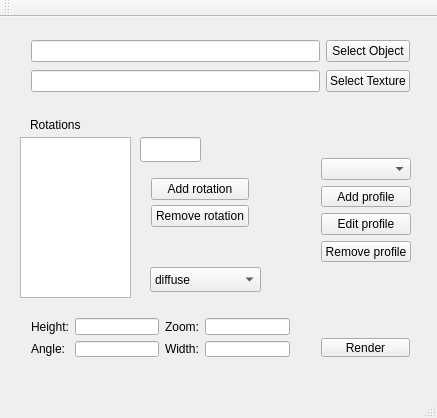
First picture: the form in mainwindow.ui, repository supernugy/Awesome2DGui, before the edit.
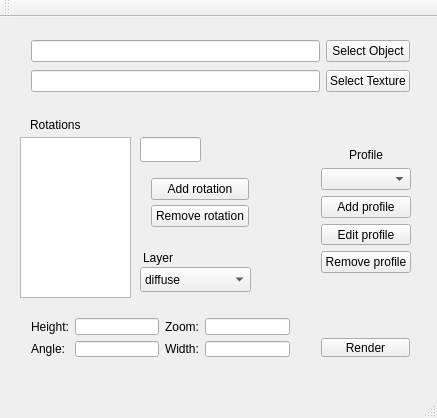
Second picture: the form after the edit.

Patch:
```diff
--- a/mainwindow.ui
+++ b/mainwindow.ui
@@ -211,7 +211,7 @@
    <widget class="QComboBox" name="layersComboBox">
     <property name="geometry">
      <rect>
-      <x>150</x>
+      <x>140</x>
       <y>250</y>
       <width>111</width>
       <height>25</height>
@@ -237,12 +237,22 @@
     <property name="geometry">
      <rect>
       <x>310</x>
-      <y>130</y>
+      <y>120</y>
       <width>112</width>
-      <height>126</height>
+      <height>147</height>
      </rect>
     </property>
     <layout class="QVBoxLayout" name="verticalLayout_3">
+     <item>
+      <widget class="QLabel" name="profileLabel">
+       <property name="text">
+        <string>Profile</string>
+       </property>
+       <property name="alignment">
+        <set>Qt::AlignCenter</set>
+       </property>
+      </widget>
+     </item>
      <item>
       <widget class="QComboBox" name="profilesComboBox"/>
      </item>
@@ -269,6 +279,19 @@
      </item>
     </layout>
    </widget>
+   <widget class="QLabel" name="layerLabel">
+    <property name="geometry">
+     <rect>
+      <x>143</x>
+      <y>233</y>
+      <width>58</width>
+      <height>15</height>
+     </rect>
+    </property>
+    <property name="text">
+     <string>Layer</string>
+    </property>
+   </widget>
   </widget>
   <widget class="QMenuBar" name="menuBar">
    <property name="geometry">
```
